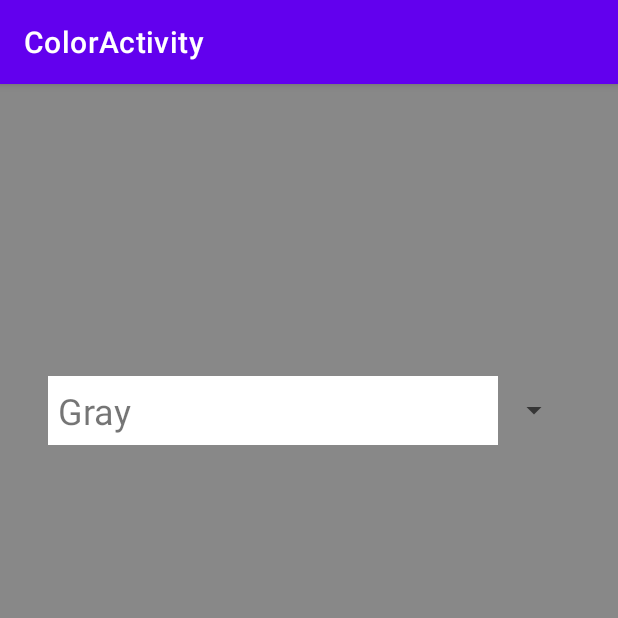
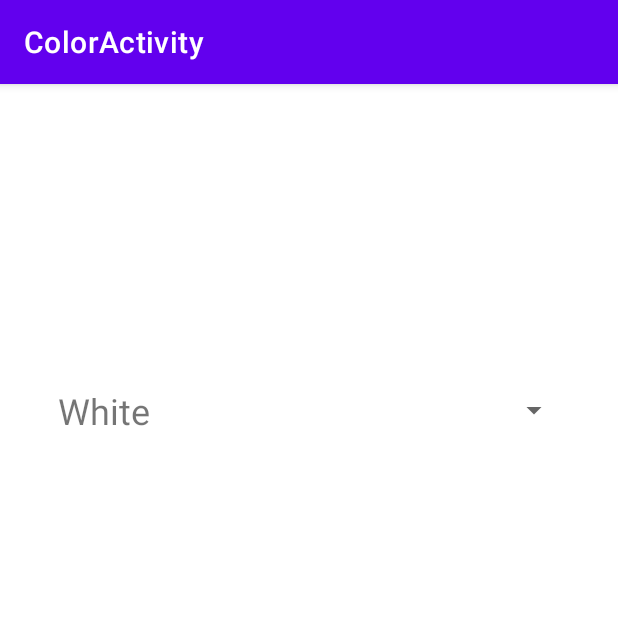
Before and after one commit to ShuaoC/ColorActivity, an Android app: the screen it shows after launch (ColorActivity), on a phone screen of 412 x 824 dp, the top half of it. Run offline under Robolectric (Android 15) with nearby library versions, the phone set to English and light mode, and no system bars.

Commit message:
Added more colors

```diff
--- a/app/src/main/java/edu/temple/coloractivity/ColorActivity.kt
+++ b/app/src/main/java/edu/temple/coloractivity/ColorActivity.kt
@@ -17,7 +17,7 @@ class ColorActivity : AppCompatActivity() {
         val spinner = findViewById<Spinner>(R.id.spinner)
         val layout = findViewById<androidx.constraintlayout.widget.ConstraintLayout>(R.id.layout)
 
-        val colors = arrayOf("Gray", "Magenta", "Yellow", "Red", "Purple")
+        val colors = arrayOf("White","Darkgrey","Blue","Green","Cyan","Magenta","Yellow","silver","Teal","Lime","Maroon")
 
         val adapter = ColorAdapter(this, colors)
 
```
